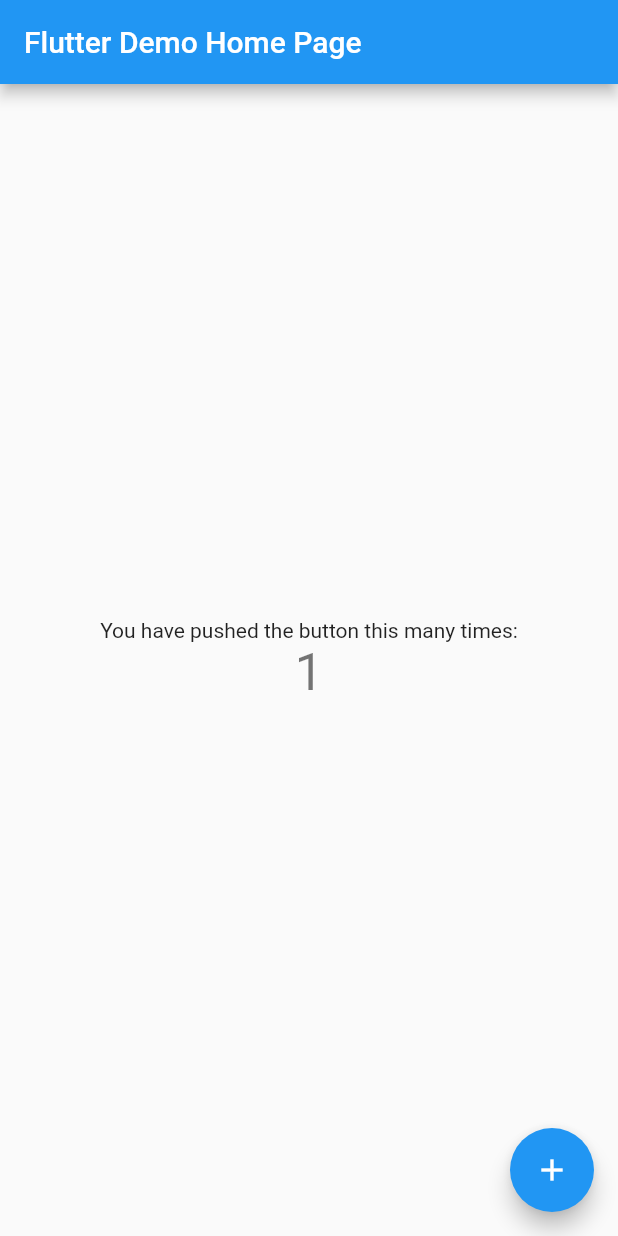
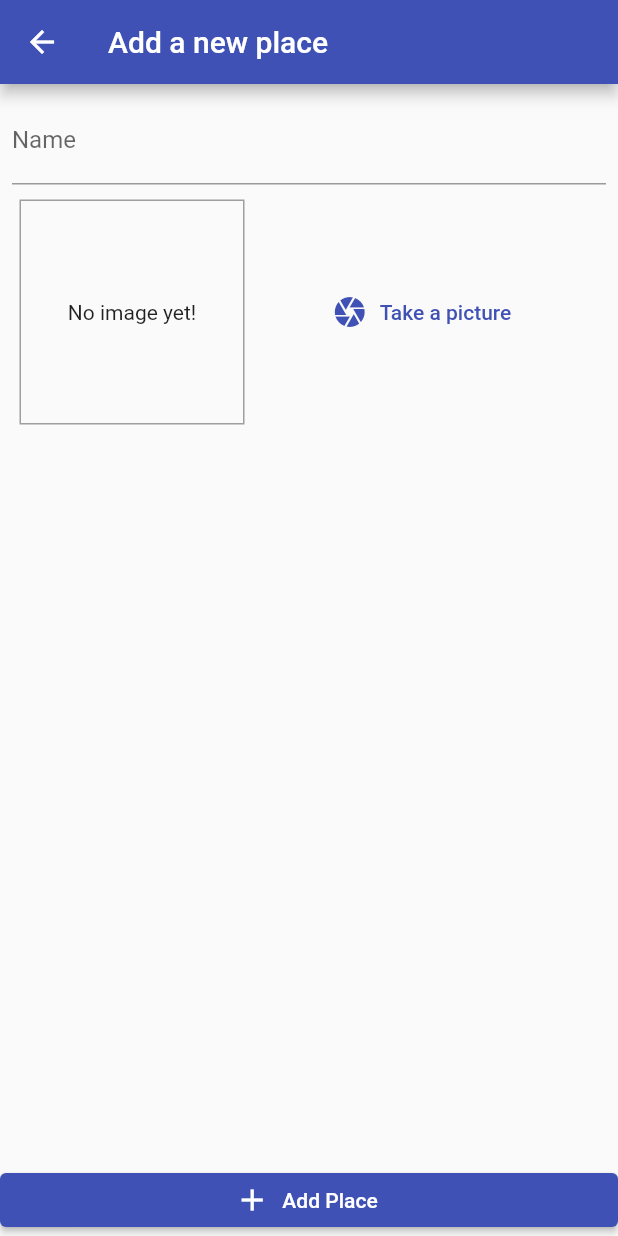
Before and after one commit to davdmoo/flutter_greatplaces_app, a Flutter app: the screen it shows after launch, after a tap on the "add" icon, on a phone screen of 412 x 824 dp. Run offline on Flutter 3.47's test engine with Material 2 defaults, Android fonts, the light colour scheme and no system bars; our stand-ins replace image_picker.

Commit message:
Feat: camera function and add a place

```diff
--- a/lib/main.dart
+++ b/lib/main.dart
@@ -1,115 +1,31 @@
 import 'package:flutter/material.dart';
+import "package:provider/provider.dart";
 
-void main() {
-  runApp(const MyApp());
-}
+import "./screens/places_list_screen.dart";
+import "./screens/add_place_screen.dart";
+import "./providers/places.dart";
+
+void main() => runApp(MyApp());
 
 class MyApp extends StatelessWidget {
-  const MyApp({Key? key}) : super(key: key);
-
-  // This widget is the root of your application.
   @override
   Widget build(BuildContext context) {
-    return MaterialApp(
-      title: 'Flutter Demo',
-      theme: ThemeData(
-        // This is the theme of your application.
-        //
-        // Try running your application with "flutter run". You'll see the
-        // application has a blue toolbar. Then, without quitting the app, try
-        // changing the primarySwatch below to Colors.green and then invoke
-        // "hot reload" (press "r" in the console where you ran "flutter run",
-        // or simply save your changes to "hot reload" in a Flutter IDE).
-        // Notice that the counter didn't reset back to zero; the application
-        // is not restarted.
-        primarySwatch: Colors.blue,
+    return ChangeNotifierProvider.value(
+      value: PlacesProvider(),
+      child: MaterialApp(
+        title: 'Great Places',
+        theme: ThemeData(
+          primarySwatch: Colors.indigo,
+          colorScheme: ThemeData().colorScheme.copyWith(
+            primary: Colors.indigo,
+            secondary: Colors.blue[900],
+          ),
+        ),
+        home: PlacesListScreen(),
+        routes: {
+          AddPlaceScreen.routeName: (ctx) => AddPlaceScreen(),
+        }
       ),
-      home: const MyHomePage(title: 'Flutter Demo Home Page'),
     );
   }
 }
-
-class MyHomePage extends StatefulWidget {
-  const MyHomePage({Key? key, required this.title}) : super(key: key);
-
-  // This widget is the home page of your application. It is stateful, meaning
-  // that it has a State object (defined below) that contains fields that affect
-  // how it looks.
-
-  // This class is the configuration for the state. It holds the values (in this
-  // case the title) provided by the parent (in this case the App widget) and
-  // used by the build method of the State. Fields in a Widget subclass are
-  // always marked "final".
-
-  final String title;
-
-  @override
-  State<MyHomePage> createState() => _MyHomePageState();
-}
-
-class _MyHomePageState extends State<MyHomePage> {
-  int _counter = 0;
-
-  void _incrementCounter() {
-    setState(() {
-      // This call to setState tells the Flutter framework that something has
-      // changed in this State, which causes it to rerun the build method below
-      // so that the display can reflect the updated values. If we changed
-      // _counter without calling setState(), then the build method would not be
-      // called again, and so nothing would appear to happen.
-      _counter++;
-    });
-  }
-
-  @override
-  Widget build(BuildContext context) {
-    // This method is rerun every time setState is called, for instance as done
-    // by the _incrementCounter method above.
-    //
-    // The Flutter framework has been optimized to make rerunning build methods
-    // fast, so that you can just rebuild anything that needs updating rather
-    // than having to individually change instances of widgets.
-    return Scaffold(
-      appBar: AppBar(
-        // Here we take the value from the MyHomePage object that was created by
-        // the App.build method, and use it to set our appbar title.
-        title: Text(widget.title),
-      ),
-      body: Center(
-        // Center is a layout widget. It takes a single child and positions it
-        // in the middle of the parent.
-        child: Column(
-          // Column is also a layout widget. It takes a list of children and
-          // arranges them vertically. By default, it sizes itself to fit its
-          // children horizontally, and tries to be as tall as its parent.
-          //
-          // Invoke "debug painting" (press "p" in the console, choose the
-          // "Toggle Debug Paint" action from the Flutter Inspector in Android
-          // Studio, or the "Toggle Debug Paint" command in Visual Studio Code)
-          // to see the wireframe for each widget.
-          //
-          // Column has various properties to control how it sizes itself and
-          // how it positions its children. Here we use mainAxisAlignment to
-          // center the children vertically; the main axis here is the vertical
-          // axis because Columns are vertical (the cross axis would be
-          // horizontal).
-          mainAxisAlignment: MainAxisAlignment.center,
-          children: <Widget>[
-            const Text(
-              'You have pushed the button this many times:',
-            ),
-            Text(
-              '$_counter',
-              style: Theme.of(context).textTheme.headline4,
-            ),
-          ],
-        ),
-      ),
-      floatingActionButton: FloatingActionButton(
-        onPressed: _incrementCounter,
-        tooltip: 'Increment',
-        child: const Icon(Icons.add),
-      ), // This trailing comma makes auto-formatting nicer for build methods.
-    );
-  }
-}
--- /dev/null
+++ b/lib/models/place.dart
@@ -0,0 +1,30 @@
+import "dart:io"; // required for File type
+
+import "package:flutter/foundation.dart";
+
+class PlaceLocation {
+  final double latitude;
+  final double longitude;
+  final String address;
+
+  PlaceLocation({
+    @required this.latitude,
+    @required this.longitude,
+    this.address,
+  });
+}
+
+class Place {
+  final String id;
+  final String name;
+  final PlaceLocation location;
+  final File image;
+
+  Place({
+    @required this.id,
+    @required this.name,
+    @required this.location,
+    @required this.image,
+  });
+
+}
--- /dev/null
+++ b/lib/providers/places.dart
@@ -0,0 +1,26 @@
+import "dart:io";
+
+import "package:flutter/foundation.dart";
+
+import "../models/place.dart";
+
+class PlacesProvider with ChangeNotifier {
+  List<Place> _items = [];
+
+  List<Place> get items {
+    return [..._items];
+  }
+
+  void addPlace(String name, File image) {
+    final newPlace = Place(
+      id: DateTime.now().toString(),
+      name: name,
+      image: image,
+      location: null,
+    );
+
+    _items.add(newPlace);
+
+    notifyListeners();
+  }
+}
--- /dev/null
+++ b/lib/screens/add_place_screen.dart
@@ -0,0 +1,73 @@
+import "dart:io";
+
+import "package:flutter/material.dart";
+import "package:provider/provider.dart";
+
+import "../providers/places.dart";
+import "../widgets/image_input.dart";
+// import "../models/place.dart";
+
+class AddPlaceScreen extends StatefulWidget {
+  static const routeName = "/add-place";
+
+  @override
+  _AddPlaceScreenState createState() => _AddPlaceScreenState();
+}
+
+class _AddPlaceScreenState extends State<AddPlaceScreen> {
+  final _nameController = TextEditingController();
+  File _pickedImage;
+
+  void _selectImage(File pickedImage) {
+    _pickedImage = pickedImage;
+  }
+
+  void _submitPlace() {
+    if (_nameController.text.isEmpty || _pickedImage == null) {
+      return;
+    }
+
+    Provider.of<PlacesProvider>(context, listen: false).addPlace(_nameController.text, _pickedImage);
+
+    Navigator.of(context).pop();
+  }
+
+  @override
+  Widget build(BuildContext context) {
+    return Scaffold(
+      appBar: AppBar(
+        title: const Text("Add a new place"),
+      ),
+      body: Column(
+        crossAxisAlignment: CrossAxisAlignment.stretch,
+        children: <Widget>[
+          Expanded(
+            child: SingleChildScrollView(
+              child: Padding(
+                padding: const EdgeInsets.all(8.0),
+                child: Column(
+                  children: <Widget>[
+                    TextField(
+                      decoration: InputDecoration(labelText: "Name"),
+                      controller: _nameController,
+                    ),
+                    SizedBox(height: 10),
+                    Padding(
+                      padding: const EdgeInsets.symmetric(horizontal: 5),
+                      child: ImageInput(_selectImage),
+                    ),
+                  ],
+                ),
+              ),
+            ),
+          ),
+          ElevatedButton.icon(
+            label: const Text("Add Place"),
+            icon: Icon(Icons.add),
+            onPressed: _submitPlace,
+          ),
+        ],
+      )
+    );
+  }
+}
--- /dev/null
+++ b/lib/screens/places_list_screen.dart
@@ -0,0 +1,45 @@
+import "package:flutter/material.dart";
+import "package:provider/provider.dart";
+
+import "./add_place_screen.dart";
+import "../providers/places.dart";
+
+class PlacesListScreen extends StatelessWidget {
+
+  @override
+  Widget build(BuildContext context) {
+    return Scaffold(
+      appBar: AppBar(
+        title: const Text("Places"),
+        actions: <Widget>[
+          IconButton(
+            icon: Icon(Icons.add),
+            onPressed: () {
+              Navigator.of(context).pushNamed(AddPlaceScreen.routeName);
+            },
+          ),
+        ],
+      ),
+      body: Consumer<PlacesProvider>(
+        child: Center(
+          child: const Text("No places yet!"),
+        ),
+        builder:(ctx, places, ch) => // ch refers to the child atop of this (Center)
+          places.items.length <= 0
+            ? ch
+            : ListView.builder(
+                itemCount: places.items.length,
+                itemBuilder: (ctx, i) => ListTile(
+                  leading: CircleAvatar(
+                    backgroundImage: FileImage(places.items[i].image),
+                  ),
+                  title: Text(places.items[i].name),
+                  onTap: () {
+                    // Go to details
+                  },
+                ),
+              ),
+      ),
+    );
+  }
+}
--- /dev/null
+++ b/lib/widgets/image_input.dart
@@ -0,0 +1,70 @@
+import "dart:io";
+
+import "package:flutter/material.dart";
+import "package:image_picker/image_picker.dart";
+import "package:path/path.dart" as path;
+import "package:path_provider/path_provider.dart" as path_provider;
+
+class ImageInput extends StatefulWidget {
+  final Function onSelectImage;
+
+  ImageInput(this.onSelectImage);
+
+  @override
+  _ImageInputState createState() => _ImageInputState();
+}
+
+class _ImageInputState extends State<ImageInput> {
+  File _storedImage;
+
+  Future<void> _takePicture() async {
+    final imagePicker = ImagePicker();
+    final imageFile = await imagePicker.pickImage(
+      source: ImageSource.camera,
+      maxWidth: 600,
+    );
+
+    if (imageFile == null) return;
+
+    setState(() {
+      _storedImage = File(imageFile.path);
+    });
+
+    final appDir = await path_provider.getApplicationDocumentsDirectory();
+    final fileName = path.basename(imageFile.path);
+    final savedImage = await File(imageFile.path).copy("${appDir.path}/$fileName");
+
+    widget.onSelectImage(savedImage);
+  }
+
+  @override
+  Widget build(BuildContext context) {
+    return Row(
+      children: <Widget>[
+        Container(
+          width: 150,
+          height: 150,
+          decoration: BoxDecoration(
+            border: Border.all(width: 1, color: Colors.grey),
+          ),
+          child: _storedImage != null
+          ? Image.file(
+            _storedImage,
+            fit: BoxFit.cover,
+            width: double.infinity,
+            )
+          : const Text("No image yet!", textAlign: TextAlign.center),
+          alignment: Alignment.center,
+        ),
+        SizedBox(),
+        Expanded(
+          child: TextButton.icon(
+            label: const Text("Take a picture"),
+            icon: Icon(Icons.camera),
+            onPressed: _takePicture,
+          ),
+        ),
+      ],
+    );
+  }
+}
```
Also changed, not shown: pubspec.yaml (+7 -16 lines), lib/screens/place_detail_screen.dart (added), pubspec.lock, 1 other file.
